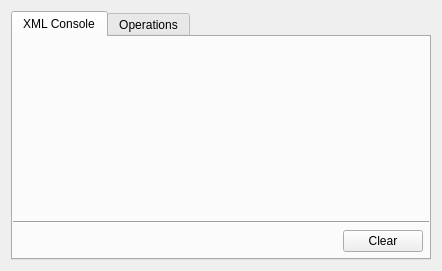
This is src/Synapse.QtClient/qt-gui/DebugWindow.ui in codebutler/synapse as Qt 5 draws it before an edit. The edited form follows.
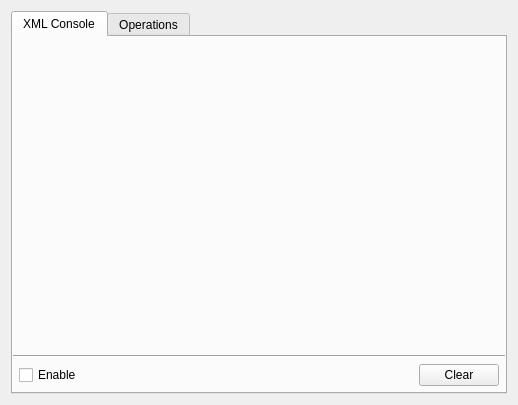
This is the edited form. The open tabs and pages were chosen to show the change.

Commit message: Begin work on service browser UI. Don't show debug window automatically (add toggle to tray icon menu).

```diff
--- a/src/Synapse.QtClient/qt-gui/DebugWindow.ui
+++ b/src/Synapse.QtClient/qt-gui/DebugWindow.ui
@@ -5,8 +5,8 @@
    <rect>
     <x>0</x>
     <y>0</y>
-    <width>442</width>
-    <height>271</height>
+    <width>518</width>
+    <height>405</height>
    </rect>
   </property>
   <property name="windowTitle" >
@@ -54,6 +54,13 @@
          <property name="margin" >
           <number>6</number>
          </property>
+         <item>
+          <widget class="QCheckBox" name="enableConsoleCheckBox" >
+           <property name="text" >
+            <string>Enable</string>
+           </property>
+          </widget>
+         </item>
          <item>
           <spacer name="horizontalSpacer" >
            <property name="orientation" >
```
Left out of the diff: 7 changed lines with no effect on the pictures. The commit also changes 27 other files.
